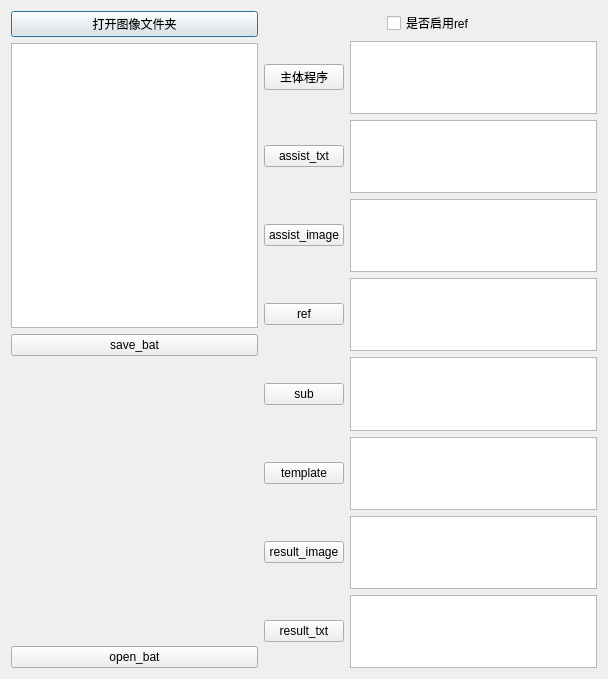
Before: the Qt Designer form generate_bat/dialog.ui in xiao110xy/qt_project, drawn with Qt 5.
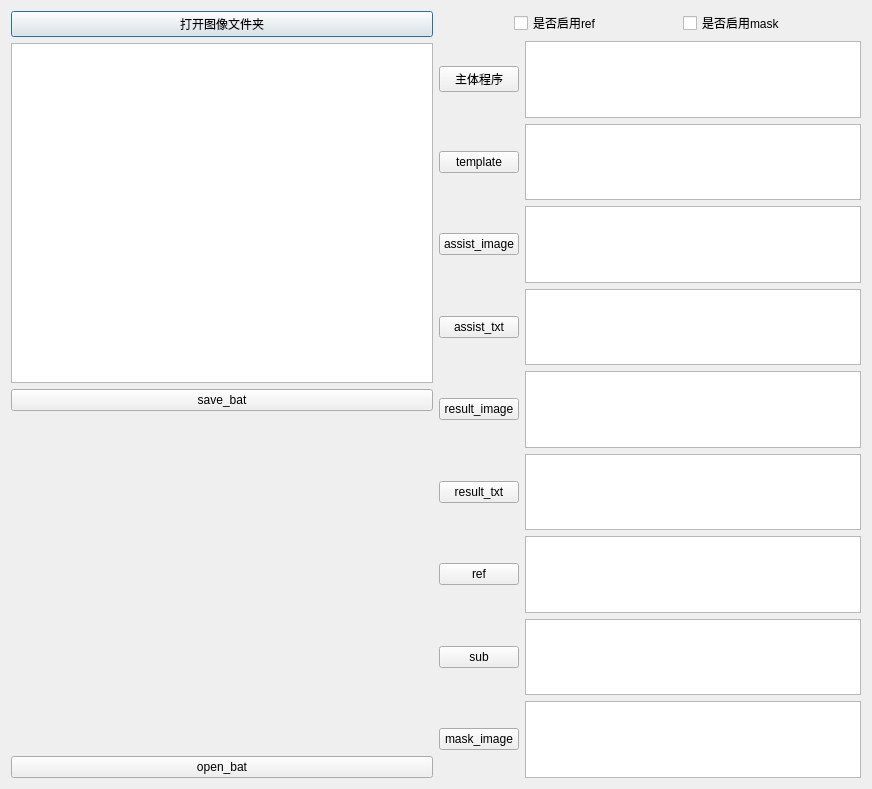
After: the same form once the commit is applied.

Patch:
```diff
--- a/generate_bat/dialog.ui
+++ b/generate_bat/dialog.ui
@@ -6,14 +6,14 @@
    <rect>
     <x>0</x>
     <y>0</y>
-    <width>608</width>
-    <height>679</height>
+    <width>872</width>
+    <height>789</height>
    </rect>
   </property>
   <property name="windowTitle">
    <string>Dialog</string>
   </property>
-  <layout class="QHBoxLayout" name="horizontalLayout_10">
+  <layout class="QHBoxLayout" name="horizontalLayout_13">
    <item>
     <layout class="QVBoxLayout" name="verticalLayout">
      <item>
@@ -60,7 +60,7 @@
      <item>
       <layout class="QHBoxLayout" name="horizontalLayout_9">
        <item>
-        <spacer name="horizontalSpacer_2">
+        <spacer name="horizontalSpacer_3">
          <property name="orientation">
           <enum>Qt::Horizontal</enum>
          </property>
@@ -92,6 +92,26 @@
          </property>
         </spacer>
        </item>
+       <item>
+        <widget class="QCheckBox" name="checkBox_mask">
+         <property name="text">
+          <string>是否启用mask</string>
+         </property>
+        </widget>
+       </item>
+       <item>
+        <spacer name="horizontalSpacer_2">
+         <property name="orientation">
+          <enum>Qt::Horizontal</enum>
+         </property>
+         <property name="sizeHint" stdset="0">
+          <size>
+           <width>40</width>
+           <height>20</height>
+          </size>
+         </property>
+        </spacer>
+       </item>
       </layout>
      </item>
      <item>
@@ -108,62 +128,6 @@
        </item>
       </layout>
      </item>
-     <item>
-      <layout class="QHBoxLayout" name="horizontalLayout">
-       <item>
-        <widget class="QPushButton" name="assist_txt">
-         <property name="text">
-          <string>assist_txt</string>
-         </property>
-        </widget>
-       </item>
-       <item>
-        <widget class="QTextEdit" name="textEdit_assist_txt"/>
-       </item>
-      </layout>
-     </item>
-     <item>
-      <layout class="QHBoxLayout" name="horizontalLayout_2">
-       <item>
-        <widget class="QPushButton" name="assist_image">
-         <property name="text">
-          <string>assist_image</string>
-         </property>
-        </widget>
-       </item>
-       <item>
-        <widget class="QTextEdit" name="textEdit_assist_image"/>
-       </item>
-      </layout>
-     </item>
-     <item>
-      <layout class="QHBoxLayout" name="horizontalLayout_3">
-       <item>
-        <widget class="QPushButton" name="ref">
-         <property name="text">
-          <string>ref</string>
-         </property>
-        </widget>
-       </item>
-       <item>
-        <widget class="QTextEdit" name="textEdit_ref"/>
-       </item>
-      </layout>
-     </item>
-     <item>
-      <layout class="QHBoxLayout" name="horizontalLayout_4">
-       <item>
-        <widget class="QPushButton" name="sub">
-         <property name="text">
-          <string>sub</string>
-         </property>
-        </widget>
-       </item>
-       <item>
-        <widget class="QTextEdit" name="textEdit_sub"/>
-       </item>
-      </layout>
-     </item>
      <item>
       <layout class="QHBoxLayout" name="horizontalLayout_5">
        <item>
@@ -178,6 +142,34 @@
        </item>
       </layout>
      </item>
+     <item>
+      <layout class="QHBoxLayout" name="horizontalLayout_2">
+       <item>
+        <widget class="QPushButton" name="assist_image">
+         <property name="text">
+          <string>assist_image</string>
+         </property>
+        </widget>
+       </item>
+       <item>
+        <widget class="QTextEdit" name="textEdit_assist_image"/>
+       </item>
+      </layout>
+     </item>
+     <item>
+      <layout class="QHBoxLayout" name="horizontalLayout">
+       <item>
+        <widget class="QPushButton" name="assist_txt">
+         <property name="text">
+          <string>assist_txt</string>
+         </property>
+        </widget>
+       </item>
+       <item>
+        <widget class="QTextEdit" name="textEdit_assist_txt"/>
+       </item>
+      </layout>
+     </item>
      <item>
       <layout class="QHBoxLayout" name="horizontalLayout_6">
        <item>
@@ -206,6 +198,48 @@
        </item>
       </layout>
      </item>
+     <item>
+      <layout class="QHBoxLayout" name="horizontalLayout_3">
+       <item>
+        <widget class="QPushButton" name="ref">
+         <property name="text">
+          <string>ref</string>
+         </property>
+        </widget>
+       </item>
+       <item>
+        <widget class="QTextEdit" name="textEdit_ref"/>
+       </item>
+      </layout>
+     </item>
+     <item>
+      <layout class="QHBoxLayout" name="horizontalLayout_4">
+       <item>
+        <widget class="QPushButton" name="sub">
+         <property name="text">
+          <string>sub</string>
+         </property>
+        </widget>
+       </item>
+       <item>
+        <widget class="QTextEdit" name="textEdit_sub"/>
+       </item>
+      </layout>
+     </item>
+     <item>
+      <layout class="QHBoxLayout" name="horizontalLayout_10">
+       <item>
+        <widget class="QPushButton" name="mask_image">
+         <property name="text">
+          <string>mask_image</string>
+         </property>
+        </widget>
+       </item>
+       <item>
+        <widget class="QTextEdit" name="textEdit_mask_image"/>
+       </item>
+      </layout>
+     </item>
     </layout>
    </item>
   </layout>
```
Left out of the diff: 2 changed lines with no effect on the pictures.
